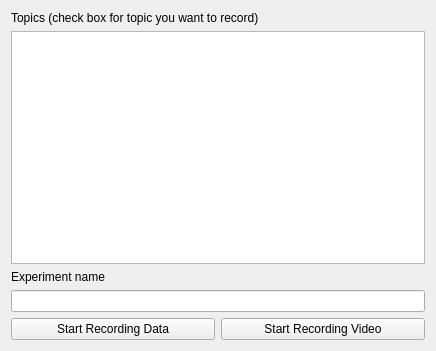
Old version of the form workspace/src/barc_gui/src/barc_gui/BARC_experiment.ui in the repository MPC-Berkeley/barc.
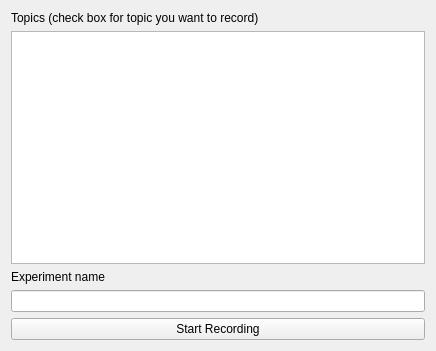
New version of the form.

The edit to the form file:
```diff
--- a/workspace/src/barc_gui/src/barc_gui/BARC_experiment.ui
+++ b/workspace/src/barc_gui/src/barc_gui/BARC_experiment.ui
@@ -79,20 +79,7 @@
         </sizepolicy>
        </property>
        <property name="text">
-        <string>Start Recording Data</string>
-       </property>
-      </widget>
-     </item>
-     <item>
-      <widget class="QPushButton" name="pushbutton_record_video">
-       <property name="sizePolicy">
-        <sizepolicy hsizetype="Preferred" vsizetype="Fixed">
-         <horstretch>0</horstretch>
-         <verstretch>0</verstretch>
-        </sizepolicy>
-       </property>
-       <property name="text">
-        <string>Start Recording Video</string>
+        <string>Start Recording</string>
        </property>
       </widget>
      </item>
```
